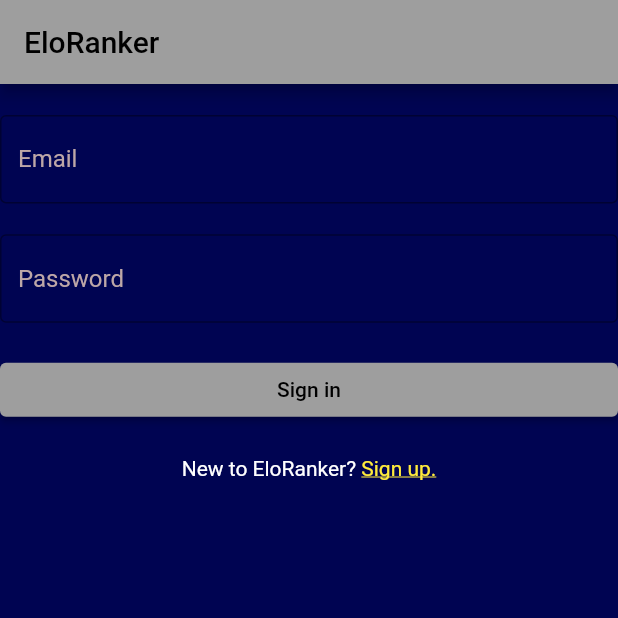
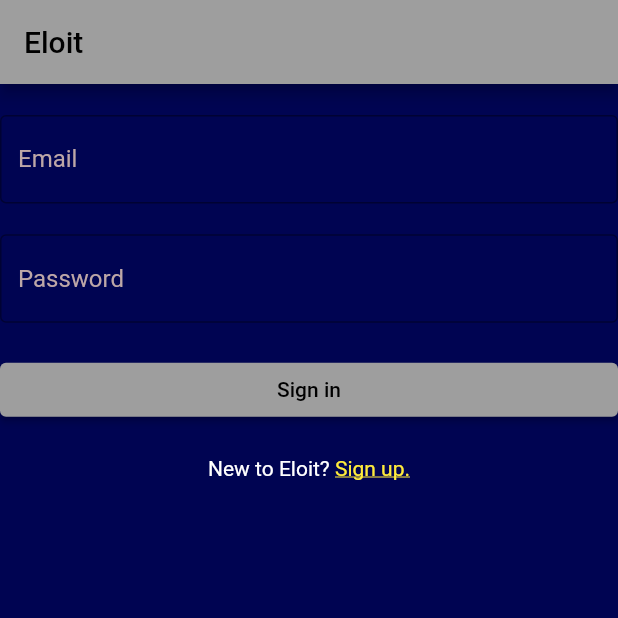
Before and after one commit to yale-swe/s22-eloit, a Flutter app: the screen it shows after launch, on a phone screen of 412 x 824 dp, the top half of it. Run offline on Flutter 3.47's test engine with Material 2 defaults, Android fonts, the phone set to English and light mode, and no system bars; our stand-ins replace firebase_auth, firebase_core; accounts and stored records are empty.

Commit message:
Update home.dart

```diff
--- a/lib/screens/home.dart
+++ b/lib/screens/home.dart
@@ -5,7 +5,7 @@ import 'package:flutter/material.dart';
 import 'package:eloit/screens/auth/auth_widget.dart';
 import 'package:firebase_auth/firebase_auth.dart';
 
-const String APP_NAME = 'EloRanker';
+const String APP_NAME = 'Eloit';
 
 const Color COLOR_BACKGROUND = Color(0xFF000452);
 const Color COLOR_OBJECTS = Color(0xFF00FF04);
```
